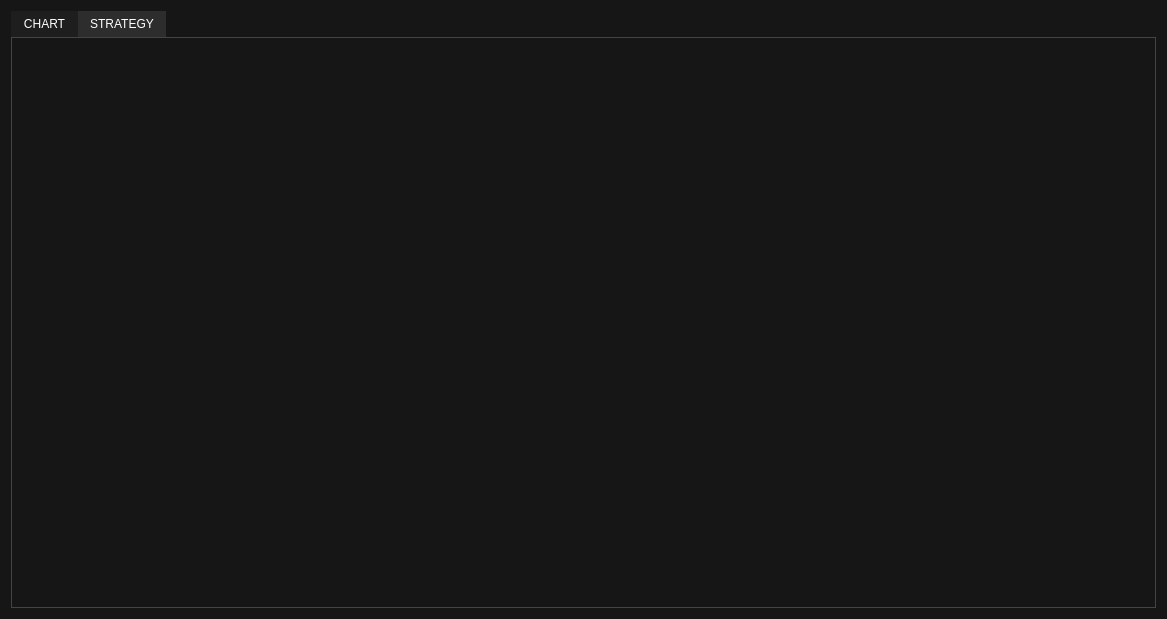
Above: src/ui/mainwindow.ui from BortonGo/TradeSoft before the change. Below: the same form after it.
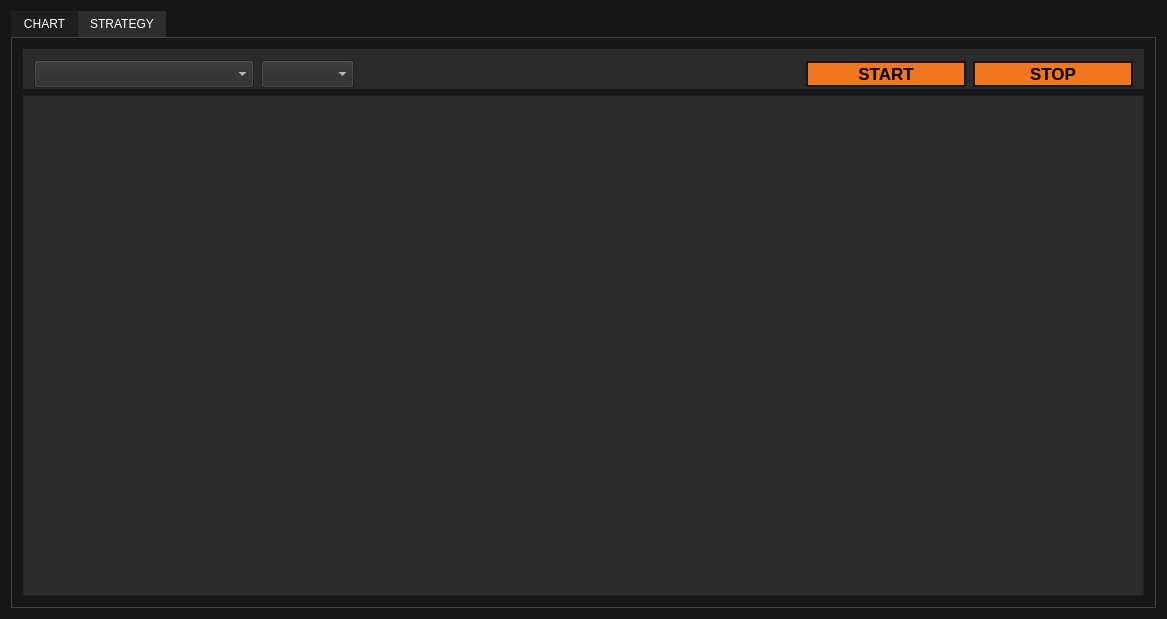
That is the form after the change. The open tabs and pages were chosen to show the change. Custom widgets are drawn as their Qt base class.

Commit message: Add to tab 'Strategy' comboboxes, btns

```diff
--- a/src/ui/mainwindow.ui
+++ b/src/ui/mainwindow.ui
@@ -34,7 +34,7 @@
 }
 
 QPushButton {
-    background-color: rgb(40, 40, 40);
+	background-color: rgb(255, 124, 17);
     border: 2px solid rgb(22, 22, 22);
     padding: 1px 1px;
 }
@@ -228,6 +228,152 @@
          <attribute name="title">
           <string>STRATEGY</string>
          </attribute>
+         <layout class="QVBoxLayout" name="verticalLayout">
+          <item>
+           <widget class="QFrame" name="horizontalFrame_2">
+            <property name="sizePolicy">
+             <sizepolicy hsizetype="Expanding" vsizetype="Preferred">
+              <horstretch>0</horstretch>
+              <verstretch>0</verstretch>
+             </sizepolicy>
+            </property>
+            <property name="styleSheet">
+             <string notr="true">background-color: rgb(43, 43, 43);
+color: white;                /* цвет текста */</string>
+            </property>
+            <layout class="QHBoxLayout" name="horizontalLayout_2" stretch="0,0,0,1,1">
+             <property name="spacing">
+              <number>7</number>
+             </property>
+             <property name="sizeConstraint">
+              <enum>QLayout::SetDefaultConstraint</enum>
+             </property>
+             <property name="bottomMargin">
+              <number>1</number>
+             </property>
+             <item>
+              <widget class="QComboBox" name="cbStrategy">
+               <property name="sizePolicy">
+                <sizepolicy hsizetype="Fixed" vsizetype="Fixed">
+                 <horstretch>0</horstretch>
+                 <verstretch>0</verstretch>
+                </sizepolicy>
+               </property>
+               <property name="minimumSize">
+                <size>
+                 <width>220</width>
+                 <height>0</height>
+                </size>
+               </property>
+               <property name="font">
+                <font>
+                 <pointsize>13</pointsize>
+                </font>
+               </property>
+              </widget>
+             </item>
+             <item>
+              <widget class="QComboBox" name="cbMode">
+               <property name="sizePolicy">
+                <sizepolicy hsizetype="Fixed" vsizetype="Fixed">
+                 <horstretch>0</horstretch>
+                 <verstretch>0</verstretch>
+                </sizepolicy>
+               </property>
+               <property name="font">
+                <font>
+                 <pointsize>13</pointsize>
+                </font>
+               </property>
+              </widget>
+             </item>
+             <item>
+              <spacer name="horizontalSpacer_2">
+               <property name="orientation">
+                <enum>Qt::Horizontal</enum>
+               </property>
+               <property name="sizeHint" stdset="0">
+                <size>
+                 <width>17</width>
+                 <height>20</height>
+                </size>
+               </property>
+              </spacer>
+             </item>
+             <item>
+              <widget class="QPushButton" name="btnStart">
+               <property name="sizePolicy">
+                <sizepolicy hsizetype="Fixed" vsizetype="Fixed">
+                 <horstretch>0</horstretch>
+                 <verstretch>0</verstretch>
+                </sizepolicy>
+               </property>
+               <property name="minimumSize">
+                <size>
+                 <width>160</width>
+                 <height>0</height>
+                </size>
+               </property>
+               <property name="font">
+                <font>
+                 <pointsize>13</pointsize>
+                 <weight>75</weight>
+                 <bold>true</bold>
+                </font>
+               </property>
+               <property name="styleSheet">
+                <string notr="true">background-color: rgb(240, 118, 31);
+border: 2 px rgn(40, 40, 40);
+color: rgb(0, 0, 0);</string>
+               </property>
+               <property name="text">
+                <string>START</string>
+               </property>
+              </widget>
+             </item>
+             <item>
+              <widget class="QPushButton" name="btnStop">
+               <property name="sizePolicy">
+                <sizepolicy hsizetype="Fixed" vsizetype="Fixed">
+                 <horstretch>0</horstretch>
+                 <verstretch>0</verstretch>
+                </sizepolicy>
+               </property>
+               <property name="minimumSize">
+                <size>
+                 <width>160</width>
+                 <height>0</height>
+                </size>
+               </property>
+               <property name="font">
+                <font>
+                 <pointsize>13</pointsize>
+                 <weight>75</weight>
+                 <bold>true</bold>
+                </font>
+               </property>
+               <property name="styleSheet">
+                <string notr="true">background-color: rgb(240, 118, 31);
+border: 2 px rgn(40, 40, 40);
+color: rgb(0, 0, 0);</string>
+               </property>
+               <property name="text">
+                <string>STOP</string>
+               </property>
+              </widget>
+             </item>
+            </layout>
+           </widget>
+          </item>
+          <item>
+           <widget class="QTableWidget" name="tableWidget">
+            <property name="styleSheet">
+             <string notr="true">background-color: rgb(43, 43, 43);
+color: white;                /* цвет текста */</string>
+            </property>
+           </widget>
+          </item>
+         </layout>
         </widget>
        </widget>
       </item>
```
Left out of the diff: 2 changed lines with no effect on the pictures.
